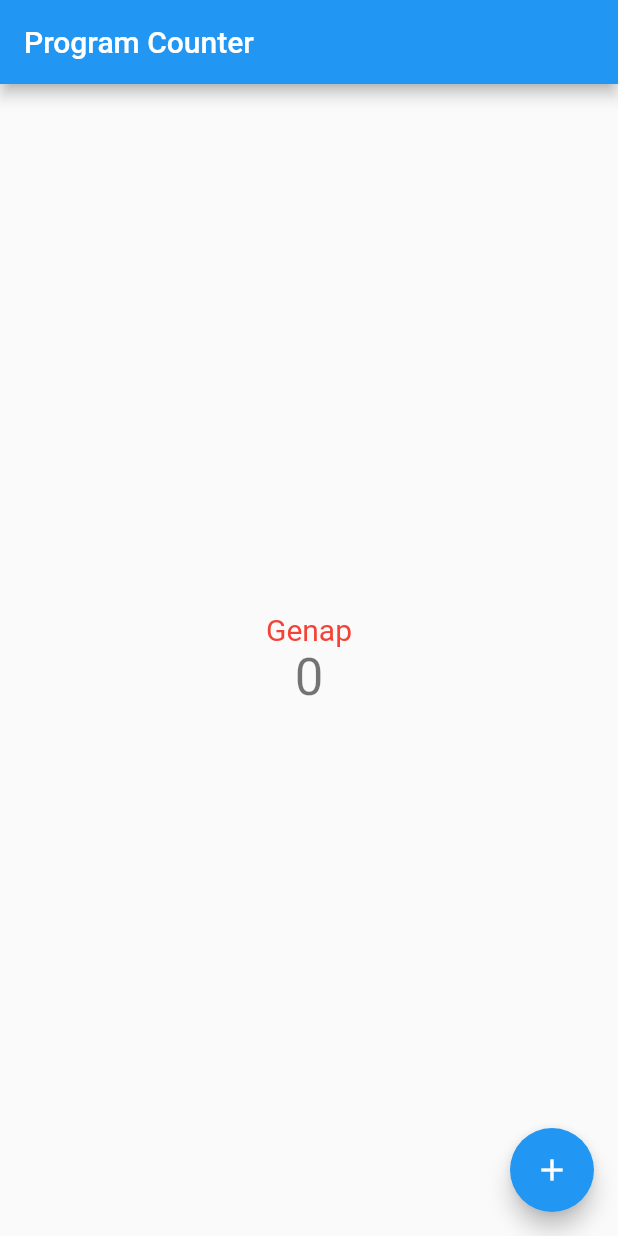
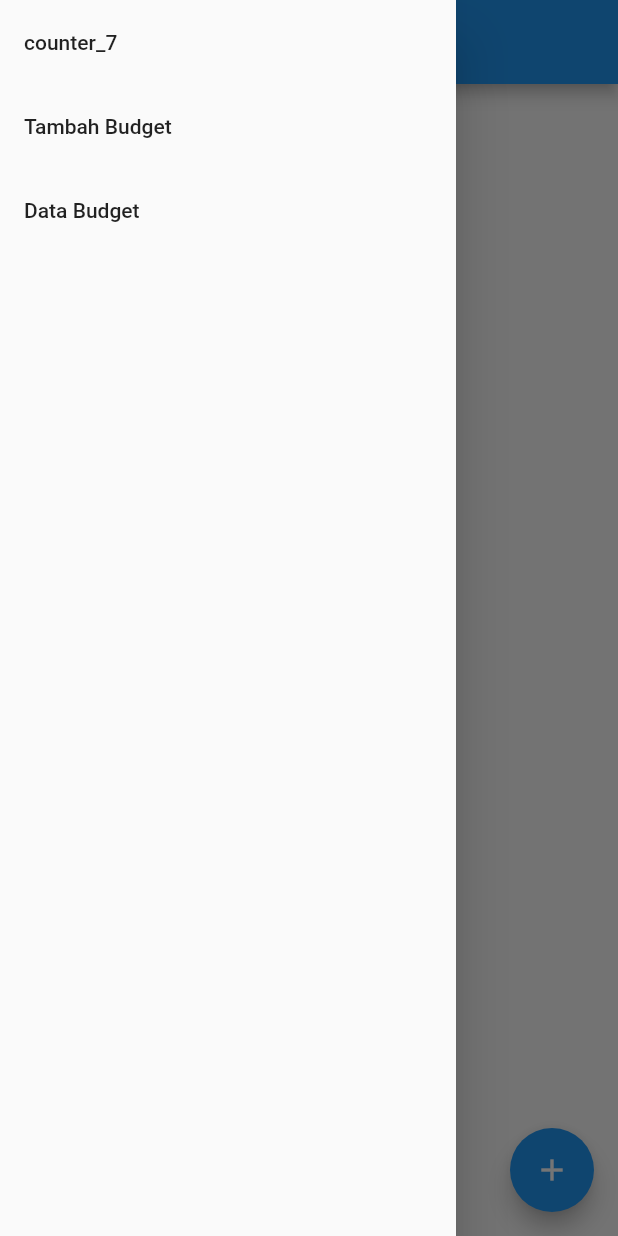
Before and after one commit to hafizhdh/pbp-flutter-lab, a Flutter app: the screen it shows after launch, with the side drawer open (before the commit the screen has no drawer), on a phone screen of 412 x 824 dp. Run offline on Flutter 3.47's test engine with Material 2 defaults, Android fonts, the phone set to English and light mode, and no system bars.

Commit message:
Update: Tugas 8

```diff
--- /dev/null
+++ b/lib/budget.dart
@@ -0,0 +1,10 @@
+
+class Budget {
+  String judul = "";
+  int nominal;
+  String jenisBudget;
+
+  Budget(this.judul, this.nominal, this.jenisBudget);
+}
+
+List<Budget> daftarBudget = [];
--- /dev/null
+++ b/lib/drawer.dart
@@ -0,0 +1,49 @@
+import 'package:counter_7/data_budget.dart';
+import 'package:flutter/material.dart';
+import 'package:counter_7/main.dart';
+import 'package:counter_7/form.dart';
+
+class MyDrawer extends StatelessWidget {
+  const MyDrawer({super.key});
+
+  @override
+  Widget build(BuildContext context) {
+    return Drawer(
+      child: Column(
+        children: [
+          // Menambahkan clickable menu
+          ListTile(
+            title: const Text('counter_7'),
+            onTap: () {
+              // Route menu ke halaman utama
+              Navigator.pushReplacement(
+                context,
+                MaterialPageRoute(builder: (context) => const MyHomePage()),
+              );
+            },
+          ),
+          ListTile(
+            title: const Text('Tambah Budget'),
+            onTap: () {
+              // Route menu ke halaman form
+              Navigator.pushReplacement(
+                context,
+                MaterialPageRoute(builder: (context) => const MyFormPage()),
+              );
+            },
+          ),
+          ListTile(
+            title: const Text('Data Budget'),
+            onTap: () {
+              // Route menu ke halaman data
+              Navigator.pushReplacement(
+                context,
+                MaterialPageRoute(builder: (context) => const MyBudgetPage()),
+              );
+            },
+          ),
+        ],
+      ),
+    );
+  }
+}
--- a/lib/main.dart
+++ b/lib/main.dart
@@ -1,6 +1,7 @@
-import 'dart:developer';
-
+import 'package:counter_7/data_budget.dart';
 import 'package:flutter/material.dart';
+import 'package:counter_7/form.dart';
+import 'package:counter_7/drawer.dart';
 
 void main() {
   runApp(const MyApp());
@@ -26,13 +27,13 @@ class MyApp extends StatelessWidget {
         // is not restarted.
         primarySwatch: Colors.blue,
       ),
-      home: const MyHomePage(title: 'Program Counter'),
+      home: const MyHomePage(),
     );
   }
 }
 
 class MyHomePage extends StatefulWidget {
-  const MyHomePage({super.key, required this.title});
+  const MyHomePage({super.key});
 
   // This widget is the home page of your application. It is stateful, meaning
   // that it has a State object (defined below) that ns fields that affect
@@ -43,7 +44,7 @@ class MyHomePage extends StatefulWidget {
   // used by the build method of the State. Fields in a Widget subclass are
   // always marked "final".
 
-  final String title;
+  final String title = "Program Counter";
 
   @override
   State<MyHomePage> createState() => _MyHomePageState();
@@ -94,6 +95,7 @@ class _MyHomePageState extends State<MyHomePage> {
           // the App.build method, and use it to set our appbar title.
           title: Text(widget.title),
         ),
+        drawer: const MyDrawer(),
         body: Center(
           // Center is a layout widget. It takes a single child and positions it
           // in the middle of the parent.
```
Also changed, not shown: lib/data_budget.dart (added, +41 -0 lines), lib/form.dart (added, +179 -0 lines), 1 other file.
